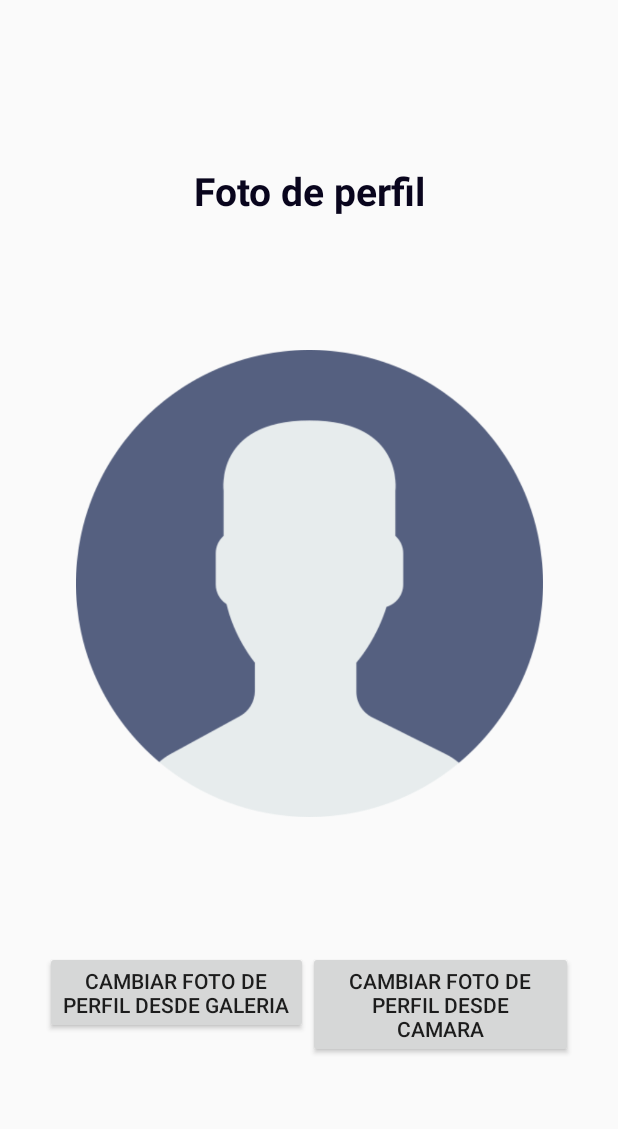
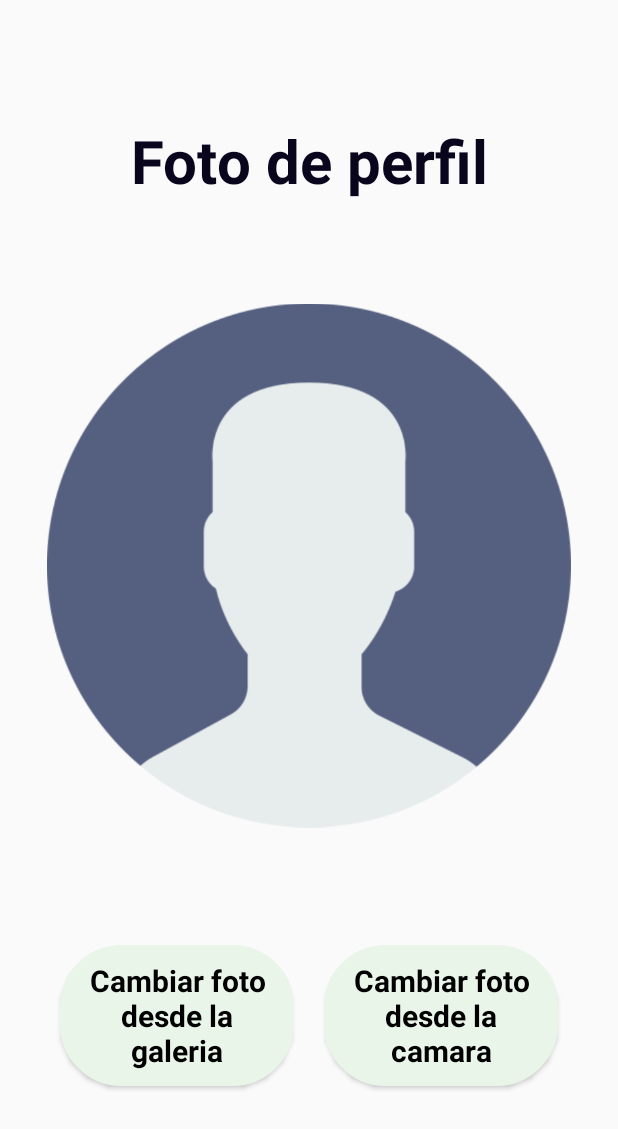
Before and after one commit to ICM2310/MedicaMe, an Android app: the FotoPerfilActivity screen opened directly, with no data from a screen before it, on a phone screen of 412 x 824 dp. Shown: the top 1129 px of the screen. Run offline under Robolectric (Android 15) with nearby library versions, the phone set to English and light mode, and no system bars; 1 statement that could not run was skipped.

Commit message:
Actualización diseño en actividad de foto perfil

```diff
--- a/app/src/main/res/layout-land/activity_foto_perfil.xml
+++ b/app/src/main/res/layout-land/activity_foto_perfil.xml
@@ -13,7 +13,7 @@
         android:text="Foto de perfil"
         android:fontFamily="@font/roboto_bold"
         android:textColor="@color/boldTextColor"
-        android:textSize="26sp"
+        android:textSize="30sp"
         android:textAlignment="center"
         app:layout_constraintEnd_toEndOf="parent"
         app:layout_constraintStart_toStartOf="parent"
@@ -34,6 +34,8 @@
         android:id="@+id/alineacionBotones"
         android:layout_width="match_parent"
         android:layout_height="wrap_content"
+        android:layout_marginLeft="10dp"
+        android:layout_marginRight="10dp"
         app:layout_constraintEnd_toEndOf="parent"
         app:layout_constraintStart_toStartOf="parent"
         app:layout_constraintBottom_toBottomOf="parent"
@@ -43,23 +45,37 @@
             android:id="@+id/cambioFotoGaleriaButton"
             android:layout_width="wrap_content"
             android:layout_height="wrap_content"
-            android:text="Cambiar foto de perfil desde galeria"
+            android:layout_margin="10dp"
+            android:text="Cambiar foto desde la galeria"
             app:layout_constraintBottom_toBottomOf="parent"
             app:layout_constraintEnd_toEndOf="parent"
             app:layout_constraintStart_toStartOf="parent"
             app:layout_constraintTop_toBottomOf="@+id/fotoPerfilPersona"
             android:layout_weight="1"
             android:layout_marginLeft="20dp"
-            android:layout_marginRight="10dp"/>
+            android:layout_marginRight="10dp"
+            android:layout_marginEnd="16dp"
+            android:background="@drawable/rounded_background_green"
+            android:fontFamily="@font/roboto_bold"
+            android:textAllCaps="false"
+            android:textColor="#000000"
+            android:textSize="20sp"/>
 
         <Button
+            android:layout_margin="10dp"
             android:id="@+id/cambioFotoCamaraButton"
             android:layout_width="wrap_content"
             android:layout_height="wrap_content"
-            android:text="cambiar foto de perfil desde camara"
+            android:text="Cambiar foto desde la camara"
             android:layout_weight="1"
             android:layout_marginRight="20dp"
-            android:layout_marginLeft="10dp"/>
+            android:layout_marginLeft="10dp"
+            android:layout_marginEnd="16dp"
+            android:background="@drawable/rounded_background_green"
+            android:fontFamily="@font/roboto_bold"
+            android:textAllCaps="false"
+            android:textColor="#000000"
+            android:textSize="20sp"/>
 
 
     </LinearLayout>
--- a/app/src/main/res/layout/activity_foto_perfil.xml
+++ b/app/src/main/res/layout/activity_foto_perfil.xml
@@ -17,7 +17,7 @@
         android:text="Foto de perfil"
         android:fontFamily="@font/roboto_bold"
         android:textColor="@color/boldTextColor"
-        android:textSize="26sp"
+        android:textSize="40sp"
         android:textAlignment="center"
         app:layout_constraintEnd_toEndOf="parent"
         app:layout_constraintStart_toStartOf="parent"
@@ -26,13 +26,15 @@
 
     <ImageView
         android:id="@+id/fotoPerfilPersona"
-        android:layout_width="347dp"
-        android:layout_height="311dp"
+        android:layout_width="349dp"
+        android:layout_height="366dp"
         app:layout_constraintBottom_toTopOf="@id/alineacionBotones"
         app:layout_constraintEnd_toEndOf="parent"
         app:layout_constraintStart_toStartOf="parent"
         app:layout_constraintTop_toBottomOf="@+id/encabezado"
-        app:srcCompat="@drawable/defaultuserimageprofile" />
+        app:srcCompat="@drawable/defaultuserimageprofile"
+
+        />
     <LinearLayout
 
         android:id="@+id/alineacionBotones"
@@ -44,22 +46,40 @@
         app:layout_constraintTop_toBottomOf="@id/fotoPerfilPersona"
         >
         <Button
+            android:padding="10dp"
+            android:layout_margin="10dp"
             android:id="@+id/cambioFotoGaleriaButton"
-            android:layout_width="wrap_content"
-            android:layout_height="wrap_content"
-            android:text="Cambiar foto de perfil desde galeria"
+            android:layout_width="0dp"
+            android:layout_height="match_parent"
+            android:text="Cambiar foto desde la galeria"
             app:layout_constraintBottom_toBottomOf="parent"
             app:layout_constraintEnd_toEndOf="parent"
             app:layout_constraintStart_toStartOf="parent"
             app:layout_constraintTop_toBottomOf="@+id/fotoPerfilPersona"
-            android:layout_weight="1"/>
+            android:layout_weight="1"
+            android:layout_marginRight="10dp"
+            android:background="@drawable/rounded_background_green"
+            android:fontFamily="@font/roboto_bold"
+            android:textAllCaps="false"
+            android:textColor="#000000"
+            android:textSize="20sp"
+
+            />
 
         <Button
             android:id="@+id/cambioFotoCamaraButton"
-            android:layout_width="wrap_content"
-            android:layout_height="wrap_content"
-            android:text="cambiar foto de perfil desde camara"
-            android:layout_weight="1"/>
+            android:layout_width="0dp"
+            android:layout_margin="10dp"
+            android:padding="10dp"
+            android:layout_height="match_parent"
+            android:text="Cambiar foto desde la camara"
+            android:layout_weight="1"
+            android:layout_marginLeft="10dp"
+            android:background="@drawable/rounded_background_green"
+            android:fontFamily="@font/roboto_bold"
+            android:textAllCaps="false"
+            android:textColor="#000000"
+            android:textSize="20sp"/>
 
 
     </LinearLayout>
```
